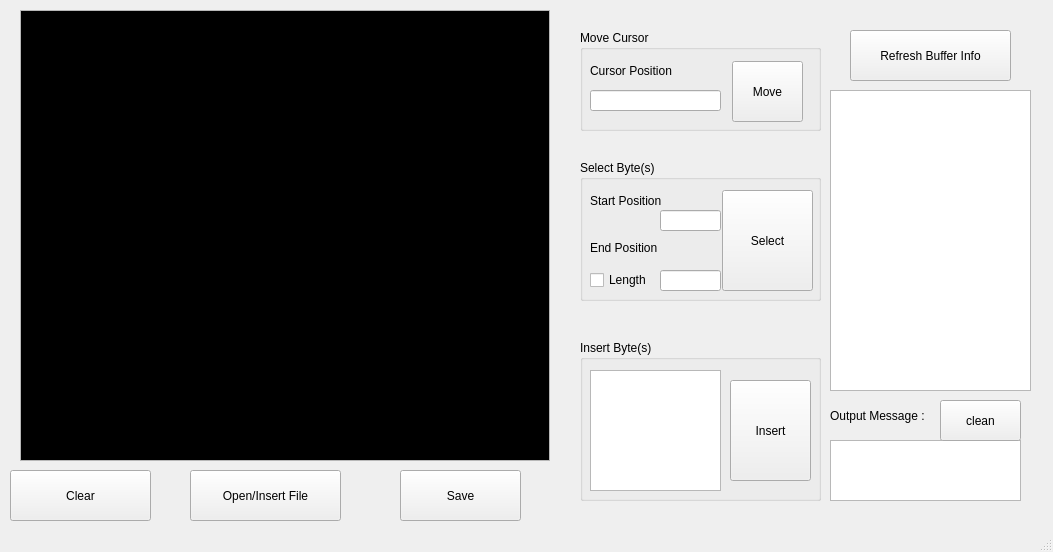
This is cpp/Qt/BinaryFileEditor/BinaryFileEditor/mainwindow.ui in EdisoNewtong/Vector as Qt 5 draws it before an edit. The edited form follows.
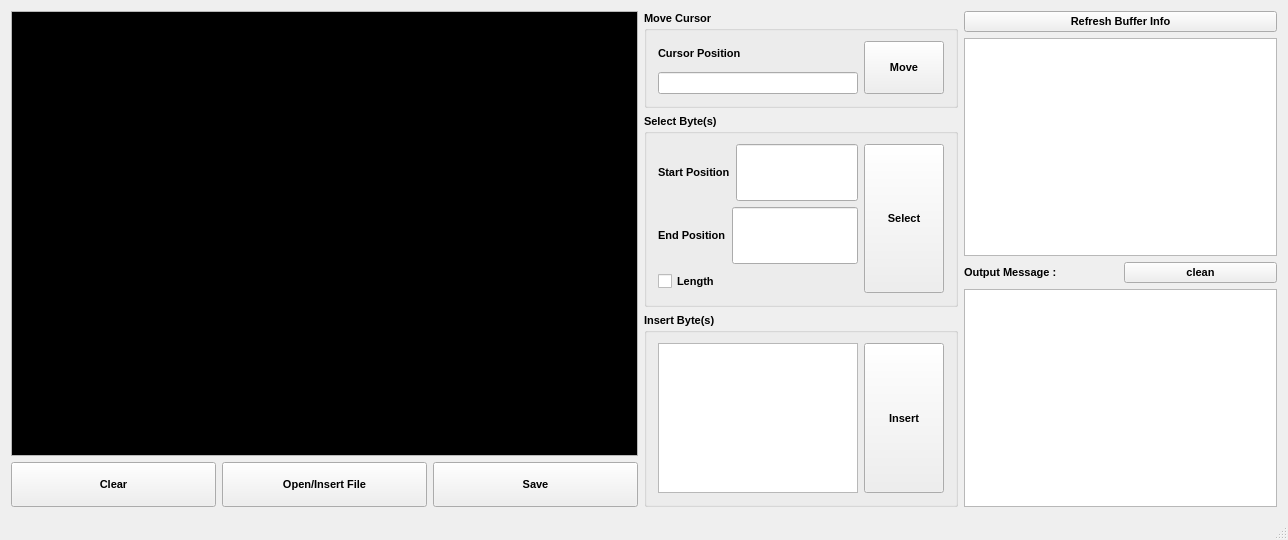
This is the edited form. Custom widgets are drawn as their Qt base class.

Commit message: [dev] Qt project Update Form UI by Self-Adaption Layout

```diff
--- a/cpp/Qt/BinaryFileEditor/BinaryFileEditor/mainwindow.ui
+++ b/cpp/Qt/BinaryFileEditor/BinaryFileEditor/mainwindow.ui
@@ -6,23 +6,19 @@
    <rect>
     <x>0</x>
     <y>0</y>
-    <width>1053</width>
-    <height>552</height>
+    <width>1288</width>
+    <height>540</height>
    </rect>
   </property>
   <property name="windowTitle">
    <string>Binary File Editor</string>
   </property>
   <widget class="QWidget" name="centralWidget">
+   <layout class="QHBoxLayout" name="horizontalLayout_3" stretch="2,1,1">
+    <item>
+     <layout class="QVBoxLayout" name="verticalLayout_2" stretch="10,1">
+      <item>
    <widget class="myhexeditor" name="textEdit">
-    <property name="geometry">
-     <rect>
-      <x>20</x>
-      <y>10</y>
-      <width>530</width>
-      <height>451</height>
-     </rect>
-    </property>
     <property name="palette">
      <palette>
       <active>
@@ -116,284 +112,439 @@
     </property>
     <property name="font">
      <font>
-      <pointsize>22</pointsize>
+          <family>Arial</family>
+          <pointsize>8</pointsize>
+          <weight>75</weight>
+          <bold>true</bold>
      </font>
     </property>
    </widget>
+      </item>
+      <item>
+       <layout class="QHBoxLayout" name="horizontalLayout_2">
+        <item>
+         <widget class="QPushButton" name="clearContentBtn">
+          <property name="sizePolicy">
+           <sizepolicy hsizetype="Minimum" vsizetype="Expanding">
+            <horstretch>0</horstretch>
+            <verstretch>0</verstretch>
+           </sizepolicy>
+          </property>
+          <property name="font">
+           <font>
+            <family>Arial</family>
+            <pointsize>8</pointsize>
+            <weight>75</weight>
+            <bold>true</bold>
+           </font>
+          </property>
+          <property name="text">
+           <string>Clear</string>
+          </property>
+         </widget>
+        </item>
+        <item>
+         <widget class="QPushButton" name="openFileBtn">
+          <property name="sizePolicy">
+           <sizepolicy hsizetype="Minimum" vsizetype="Expanding">
+            <horstretch>0</horstretch>
+            <verstretch>0</verstretch>
+           </sizepolicy>
+          </property>
+          <property name="font">
+           <font>
+            <family>Arial</family>
+            <pointsize>8</pointsize>
+            <weight>75</weight>
+            <bold>true</bold>
+           </font>
+          </property>
+          <property name="text">
+           <string>Open/Insert File</string>
+          </property>
+         </widget>
+        </item>
+        <item>
+         <widget class="QPushButton" name="saveBtn">
+          <property name="sizePolicy">
+           <sizepolicy hsizetype="Minimum" vsizetype="Expanding">
+            <horstretch>0</horstretch>
+            <verstretch>0</verstretch>
+           </sizepolicy>
+          </property>
+          <property name="font">
+           <font>
+            <family>Arial</family>
+            <pointsize>8</pointsize>
+            <weight>75</weight>
+            <bold>true</bold>
+           </font>
+          </property>
+          <property name="text">
+           <string>Save</string>
+          </property>
+         </widget>
+        </item>
+       </layout>
+      </item>
+     </layout>
+    </item>
+    <item>
+     <layout class="QVBoxLayout" name="verticalLayout_3" stretch="1,2,2">
+      <item>
    <widget class="QGroupBox" name="groupBox">
-    <property name="geometry">
-     <rect>
-      <x>580</x>
-      <y>30</y>
-      <width>241</width>
-      <height>101</height>
-     </rect>
+        <property name="font">
+         <font>
+          <family>Arial</family>
+          <pointsize>8</pointsize>
+          <weight>75</weight>
+          <bold>true</bold>
+         </font>
     </property>
     <property name="title">
      <string>Move Cursor</string>
     </property>
-    <widget class="QPushButton" name="moveBtn">
-     <property name="geometry">
-      <rect>
-       <x>152</x>
-       <y>31</y>
-       <width>71</width>
-       <height>61</height>
-      </rect>
-     </property>
-     <property name="text">
-      <string>Move</string>
-     </property>
-    </widget>
+        <layout class="QHBoxLayout" name="horizontalLayout_5">
+         <item>
+          <layout class="QVBoxLayout" name="verticalLayout_5">
+           <item>
     <widget class="QLabel" name="label">
-     <property name="geometry">
-      <rect>
-       <x>10</x>
-       <y>30</y>
-       <width>141</width>
-       <height>21</height>
-      </rect>
+             <property name="font">
+              <font>
+               <family>Arial</family>
+               <pointsize>8</pointsize>
+               <weight>75</weight>
+               <bold>true</bold>
+              </font>
      </property>
      <property name="text">
       <string>Cursor Position</string>
      </property>
     </widget>
+           </item>
+           <item>
     <widget class="QLineEdit" name="moveCursorBox">
-     <property name="geometry">
-      <rect>
-       <x>10</x>
-       <y>60</y>
-       <width>131</width>
-       <height>21</height>
-      </rect>
-     </property>
-    </widget>
-   </widget>
+             <property name="font">
+              <font>
+               <family>Arial</family>
+               <pointsize>8</pointsize>
+               <weight>75</weight>
+               <bold>true</bold>
+              </font>
+             </property>
+            </widget>
+           </item>
+          </layout>
+         </item>
+         <item>
+          <widget class="QPushButton" name="moveBtn">
+           <property name="sizePolicy">
+            <sizepolicy hsizetype="Minimum" vsizetype="Preferred">
+             <horstretch>0</horstretch>
+             <verstretch>0</verstretch>
+            </sizepolicy>
+           </property>
+           <property name="font">
+            <font>
+             <family>Arial</family>
+             <pointsize>8</pointsize>
+             <weight>75</weight>
+             <bold>true</bold>
+            </font>
+           </property>
+           <property name="text">
+            <string>Move</string>
+           </property>
+          </widget>
+         </item>
+        </layout>
+       </widget>
+      </item>
+      <item>
    <widget class="QGroupBox" name="groupBox_2">
-    <property name="geometry">
-     <rect>
-      <x>580</x>
-      <y>160</y>
-      <width>241</width>
-      <height>141</height>
-     </rect>
+        <property name="font">
+         <font>
+          <family>Arial</family>
+          <pointsize>8</pointsize>
+          <weight>75</weight>
+          <bold>true</bold>
+         </font>
     </property>
     <property name="title">
      <string>Select Byte(s)</string>
     </property>
+        <layout class="QHBoxLayout" name="horizontalLayout_8">
+         <item>
+          <layout class="QVBoxLayout" name="verticalLayout_4" stretch="10,10,4">
+           <item>
+            <layout class="QHBoxLayout" name="horizontalLayout_4">
+             <item>
     <widget class="QLabel" name="label_2">
-     <property name="geometry">
-      <rect>
-       <x>10</x>
-       <y>30</y>
-       <width>101</width>
-       <height>21</height>
-      </rect>
+               <property name="sizePolicy">
+                <sizepolicy hsizetype="Preferred" vsizetype="Expanding">
+                 <horstretch>0</horstretch>
+                 <verstretch>0</verstretch>
+                </sizepolicy>
+               </property>
+               <property name="font">
+                <font>
+                 <family>Arial</family>
+                 <pointsize>8</pointsize>
+                 <weight>75</weight>
+                 <bold>true</bold>
+                </font>
      </property>
      <property name="text">
       <string>Start Position</string>
      </property>
     </widget>
-    <widget class="QPushButton" name="selectBtn">
-     <property name="geometry">
-      <rect>
-       <x>142</x>
-       <y>30</y>
-       <width>91</width>
-       <height>101</height>
-      </rect>
-     </property>
-     <property name="text">
-      <string>Select</string>
-     </property>
-    </widget>
+             </item>
+             <item>
+              <widget class="QLineEdit" name="lineEdit_2">
+               <property name="sizePolicy">
+                <sizepolicy hsizetype="Expanding" vsizetype="Expanding">
+                 <horstretch>0</horstretch>
+                 <verstretch>0</verstretch>
+                </sizepolicy>
+               </property>
+               <property name="font">
+                <font>
+                 <family>Arial</family>
+                 <pointsize>8</pointsize>
+                 <weight>75</weight>
+                 <bold>true</bold>
+                </font>
+               </property>
+              </widget>
+             </item>
+            </layout>
+           </item>
+           <item>
+            <layout class="QHBoxLayout" name="horizontalLayout_7">
+             <item>
     <widget class="QLabel" name="label_3">
-     <property name="geometry">
-      <rect>
-       <x>10</x>
-       <y>80</y>
-       <width>121</width>
-       <height>16</height>
-      </rect>
+               <property name="sizePolicy">
+                <sizepolicy hsizetype="Preferred" vsizetype="Expanding">
+                 <horstretch>0</horstretch>
+                 <verstretch>0</verstretch>
+                </sizepolicy>
+               </property>
+               <property name="font">
+                <font>
+                 <family>Arial</family>
+                 <pointsize>8</pointsize>
+                 <weight>75</weight>
+                 <bold>true</bold>
+                </font>
      </property>
      <property name="text">
       <string>End Position</string>
      </property>
     </widget>
-    <widget class="QLineEdit" name="lineEdit_2">
-     <property name="geometry">
-      <rect>
-       <x>80</x>
-       <y>50</y>
-       <width>61</width>
-       <height>21</height>
-      </rect>
-     </property>
-    </widget>
+             </item>
+             <item>
     <widget class="QLineEdit" name="lineEdit_3">
-     <property name="geometry">
-      <rect>
-       <x>80</x>
-       <y>110</y>
-       <width>61</width>
-       <height>21</height>
-      </rect>
-     </property>
-    </widget>
+               <property name="sizePolicy">
+                <sizepolicy hsizetype="Expanding" vsizetype="Expanding">
+                 <horstretch>0</horstretch>
+                 <verstretch>0</verstretch>
+                </sizepolicy>
+               </property>
+               <property name="font">
+                <font>
+                 <family>Arial</family>
+                 <pointsize>8</pointsize>
+                 <weight>75</weight>
+                 <bold>true</bold>
+                </font>
+               </property>
+              </widget>
+             </item>
+            </layout>
+           </item>
+           <item>
     <widget class="QCheckBox" name="checkBox">
-     <property name="geometry">
-      <rect>
-       <x>10</x>
-       <y>110</y>
-       <width>71</width>
-       <height>20</height>
-      </rect>
+             <property name="sizePolicy">
+              <sizepolicy hsizetype="Expanding" vsizetype="Expanding">
+               <horstretch>0</horstretch>
+               <verstretch>0</verstretch>
+              </sizepolicy>
+             </property>
+             <property name="font">
+              <font>
+               <family>Arial</family>
+               <pointsize>8</pointsize>
+               <weight>75</weight>
+               <bold>true</bold>
+              </font>
      </property>
      <property name="text">
       <string>Length</string>
      </property>
     </widget>
-   </widget>
+           </item>
+          </layout>
+         </item>
+         <item>
+          <widget class="QPushButton" name="selectBtn">
+           <property name="sizePolicy">
+            <sizepolicy hsizetype="Preferred" vsizetype="Preferred">
+             <horstretch>0</horstretch>
+             <verstretch>0</verstretch>
+            </sizepolicy>
+           </property>
+           <property name="font">
+            <font>
+             <family>Arial</family>
+             <pointsize>8</pointsize>
+             <weight>75</weight>
+             <bold>true</bold>
+            </font>
+           </property>
+           <property name="text">
+            <string>Select</string>
+           </property>
+          </widget>
+         </item>
+        </layout>
+       </widget>
+      </item>
+      <item>
    <widget class="QGroupBox" name="groupBox_3">
-    <property name="geometry">
-     <rect>
-      <x>580</x>
-      <y>340</y>
-      <width>241</width>
-      <height>161</height>
-     </rect>
+        <property name="font">
+         <font>
+          <family>Arial</family>
+          <pointsize>8</pointsize>
+          <weight>75</weight>
+          <bold>true</bold>
+         </font>
     </property>
     <property name="title">
      <string>Insert Byte(s)</string>
     </property>
+        <layout class="QHBoxLayout" name="horizontalLayout_6">
+         <item>
     <widget class="QPlainTextEdit" name="plainTextEdit">
-     <property name="geometry">
-      <rect>
-       <x>10</x>
-       <y>30</y>
-       <width>131</width>
-       <height>121</height>
-      </rect>
-     </property>
-    </widget>
+           <property name="font">
+            <font>
+             <family>Arial</family>
+             <pointsize>8</pointsize>
+             <weight>75</weight>
+             <bold>true</bold>
+            </font>
+           </property>
+          </widget>
+         </item>
+         <item>
     <widget class="QPushButton" name="insertBtn">
-     <property name="geometry">
-      <rect>
-       <x>150</x>
-       <y>40</y>
-       <width>81</width>
-       <height>101</height>
-      </rect>
+           <property name="sizePolicy">
+            <sizepolicy hsizetype="Minimum" vsizetype="Expanding">
+             <horstretch>0</horstretch>
+             <verstretch>0</verstretch>
+            </sizepolicy>
+           </property>
+           <property name="font">
+            <font>
+             <family>Arial</family>
+             <pointsize>8</pointsize>
+             <weight>75</weight>
+             <bold>true</bold>
+            </font>
      </property>
      <property name="text">
       <string>Insert</string>
      </property>
     </widget>
-   </widget>
-   <widget class="QPushButton" name="clearContentBtn">
-    <property name="geometry">
-     <rect>
-      <x>10</x>
-      <y>470</y>
-      <width>141</width>
-      <height>51</height>
-     </rect>
-    </property>
-    <property name="text">
-     <string>Clear</string>
-    </property>
-   </widget>
-   <widget class="QPushButton" name="openFileBtn">
-    <property name="geometry">
-     <rect>
-      <x>190</x>
-      <y>470</y>
-      <width>151</width>
-      <height>51</height>
-     </rect>
-    </property>
-    <property name="text">
-     <string>Open/Insert File</string>
-    </property>
-   </widget>
-   <widget class="QPushButton" name="saveBtn">
-    <property name="geometry">
-     <rect>
-      <x>400</x>
-      <y>470</y>
-      <width>121</width>
-      <height>51</height>
-     </rect>
-    </property>
-    <property name="text">
-     <string>Save</string>
-    </property>
-   </widget>
-   <widget class="QPlainTextEdit" name="plainTextEdit_2">
-    <property name="geometry">
-     <rect>
-      <x>830</x>
-      <y>90</y>
-      <width>201</width>
-      <height>301</height>
-     </rect>
-    </property>
-    <property name="readOnly">
-     <bool>true</bool>
-    </property>
-   </widget>
+         </item>
+        </layout>
+       </widget>
+      </item>
+     </layout>
+    </item>
+    <item>
+     <layout class="QVBoxLayout" name="verticalLayout">
+      <item>
    <widget class="QPushButton" name="summaryBtn">
-    <property name="geometry">
-     <rect>
-      <x>850</x>
-      <y>30</y>
-      <width>161</width>
-      <height>51</height>
-     </rect>
+        <property name="font">
+         <font>
+          <family>Arial</family>
+          <pointsize>8</pointsize>
+          <weight>75</weight>
+          <bold>true</bold>
+         </font>
     </property>
     <property name="text">
      <string>Refresh Buffer Info</string>
     </property>
    </widget>
+      </item>
+      <item>
+       <widget class="QPlainTextEdit" name="plainTextEdit_2">
+        <property name="font">
+         <font>
+          <family>Arial</family>
+          <pointsize>8</pointsize>
+          <weight>75</weight>
+          <bold>true</bold>
+         </font>
+        </property>
+        <property name="readOnly">
+         <bool>true</bool>
+        </property>
+       </widget>
+      </item>
+      <item>
+       <layout class="QHBoxLayout" name="horizontalLayout">
+        <item>
    <widget class="QLabel" name="label_4">
-    <property name="geometry">
-     <rect>
-      <x>830</x>
-      <y>400</y>
-      <width>121</width>
-      <height>31</height>
-     </rect>
+          <property name="font">
+           <font>
+            <family>Arial</family>
+            <pointsize>8</pointsize>
+            <weight>75</weight>
+            <bold>true</bold>
+           </font>
     </property>
     <property name="text">
      <string>Output Message :</string>
     </property>
    </widget>
-   <widget class="QPlainTextEdit" name="errorBox">
-    <property name="geometry">
-     <rect>
-      <x>830</x>
-      <y>440</y>
-      <width>191</width>
-      <height>61</height>
-     </rect>
-    </property>
-    <property name="readOnly">
-     <bool>true</bool>
-    </property>
-   </widget>
+        </item>
+        <item>
    <widget class="QPushButton" name="cleanErrMsgBtn">
-    <property name="geometry">
-     <rect>
-      <x>940</x>
-      <y>400</y>
-      <width>81</width>
-      <height>41</height>
-     </rect>
+          <property name="font">
+           <font>
+            <family>Arial</family>
+            <pointsize>8</pointsize>
+            <weight>75</weight>
+            <bold>true</bold>
+           </font>
     </property>
     <property name="text">
      <string>clean</string>
     </property>
    </widget>
+        </item>
+       </layout>
+      </item>
+      <item>
+       <widget class="QPlainTextEdit" name="errorBox">
+        <property name="font">
+         <font>
+          <family>Arial</family>
+          <pointsize>8</pointsize>
+          <weight>75</weight>
+          <bold>true</bold>
+         </font>
+        </property>
+        <property name="readOnly">
+         <bool>true</bool>
+        </property>
+       </widget>
+      </item>
+     </layout>
+    </item>
+   </layout>
   </widget>
   <widget class="QStatusBar" name="statusBar"/>
  </widget>
```
Lines whose indentation alone changed are shown as unchanged. The commit also changes 1 other file.
